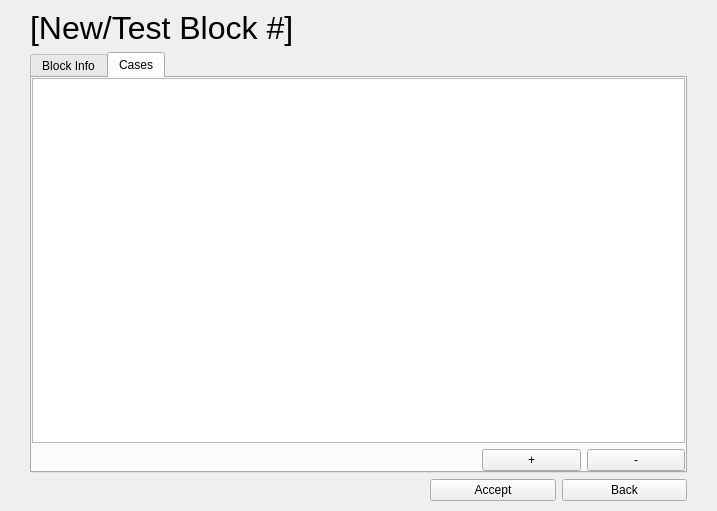
This is ui/form_block.ui in vazmasero/UAT-Tool as Qt 5 draws it before an edit. The edited form follows.
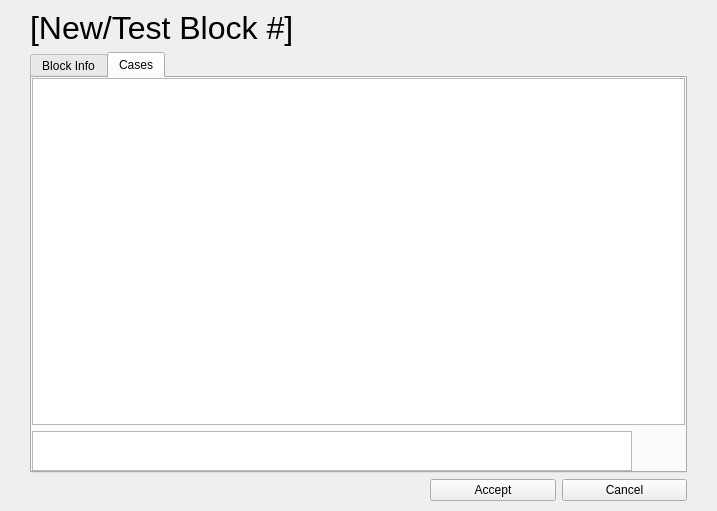
This is the edited form. The open tabs and pages were chosen to show the change.

Diff of the .ui file:
```diff
--- a/ui/form_block.ui
+++ b/ui/form_block.ui
@@ -152,27 +152,35 @@
         <number>0</number>
        </property>
        <item>
-        <widget class="QListView" name="tbl_cases"/>
+        <widget class="QTableView" name="tbl_cases"/>
+       </item>
+       <item>
+        <widget class="QListWidget" name="lw_cases">
+         <property name="sizePolicy">
+          <sizepolicy hsizetype="Expanding" vsizetype="Expanding">
+           <horstretch>0</horstretch>
+           <verstretch>0</verstretch>
+          </sizepolicy>
+         </property>
+         <property name="minimumSize">
+          <size>
+           <width>600</width>
+           <height>30</height>
+          </size>
+         </property>
+         <property name="maximumSize">
+          <size>
+           <width>500</width>
+           <height>40</height>
+          </size>
+         </property>
+        </widget>
        </item>
        <item>
         <layout class="QHBoxLayout" name="hlayout_btn_case">
          <property name="leftMargin">
           <number>450</number>
          </property>
-         <item>
-          <widget class="QPushButton" name="btn_add_case">
-           <property name="text">
-            <string>+</string>
-           </property>
-          </widget>
-         </item>
-         <item>
-          <widget class="QPushButton" name="btn_remove_case">
-           <property name="text">
-            <string>-</string>
-           </property>
-          </widget>
-         </item>
         </layout>
        </item>
       </layout>
@@ -185,16 +193,16 @@
       <number>400</number>
      </property>
      <item>
-      <widget class="QPushButton" name="btn_back">
+      <widget class="QPushButton" name="btn_accept">
        <property name="text">
         <string>Accept</string>
        </property>
       </widget>
      </item>
      <item>
-      <widget class="QPushButton" name="btn_accept">
+      <widget class="QPushButton" name="btn_cancel">
        <property name="text">
-        <string>Back</string>
+        <string>Cancel</string>
        </property>
       </widget>
      </item>
```
Left out of the diff: 46 changed lines with no effect on the pictures.
